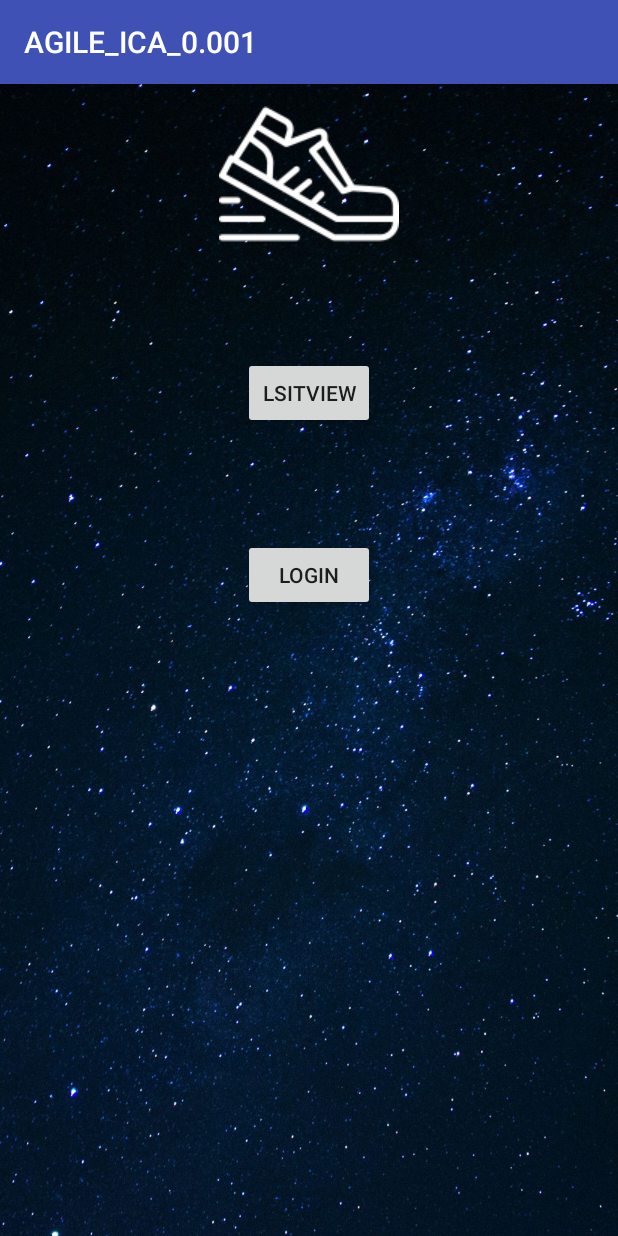
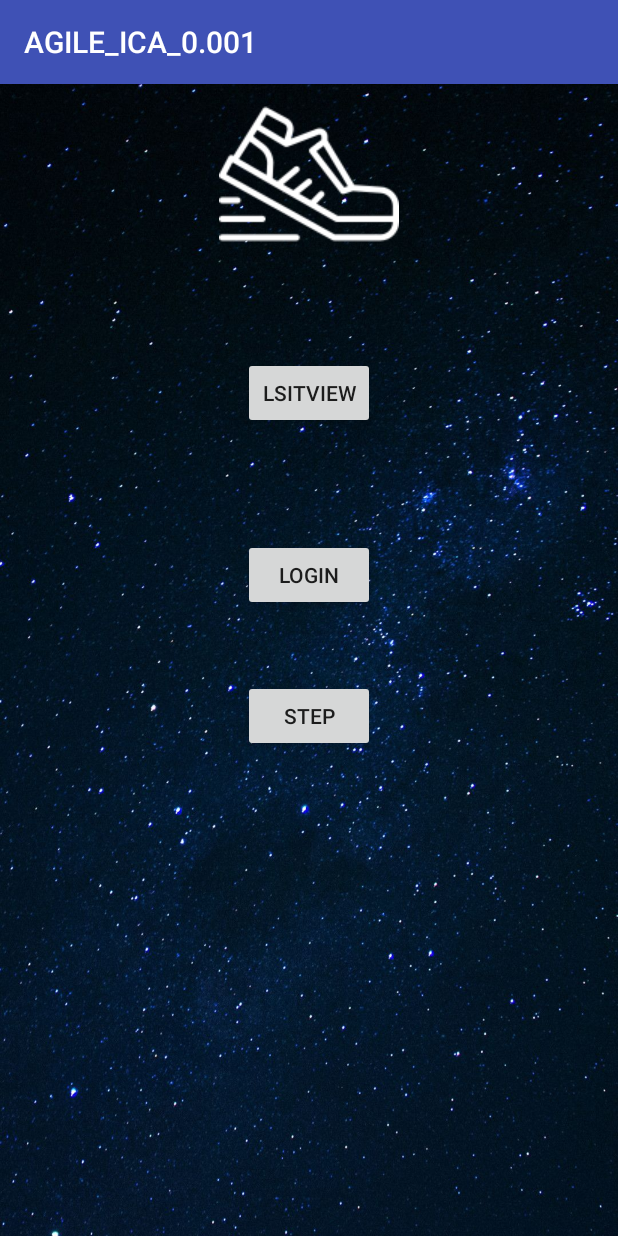
Before and after one commit to Thulaksan/InspireFitnessApp, an Android app: the screen it shows after launch (MainActivity), on a phone screen of 412 x 824 dp. Run offline under Robolectric (Android 15) with nearby library versions, the phone set to English and light mode, and no system bars.

Commit message:
Basic Step-Tracker Working

```diff
--- a/app/src/main/AndroidManifest.xml
+++ b/app/src/main/AndroidManifest.xml
@@ -31,7 +31,9 @@
         </activity>
         <activity android:name=".EventListActivity" />
         <activity android:name=".CreateEventActivity" />
-        <activity android:name=".NutritionPlanner"></activity>
+        <activity android:name=".NutritionPlanner"/>
+        <activity android:name=".StepInterface">
+        </activity>
     </application>
 
 </manifest>
--- a/app/src/main/java/uk/ac/tees/t7191599/agile_ica_0001/MainActivity.java
+++ b/app/src/main/java/uk/ac/tees/t7191599/agile_ica_0001/MainActivity.java
@@ -37,5 +37,11 @@ public class MainActivity extends AppCompatActivity {
 
     //Aaron
 
+    public void gotosteptracker(View view){
+        Intent intent = new Intent(this, StepInterface.class);
+        startActivity(intent);
+    }
+
+
     //Jason
 }
--- a/app/src/main/java/uk/ac/tees/t7191599/agile_ica_0001/StepInterface.java
+++ b/app/src/main/java/uk/ac/tees/t7191599/agile_ica_0001/StepInterface.java
@@ -32,14 +32,12 @@ public class StepInterface extends AppCompatActivity implements SensorEventListe
     @Override
     protected void onCreate(Bundle savedInstanceState) {
         super.onCreate(savedInstanceState);
-        setContentView(R.layout.activity_main);
+        setContentView(R.layout.stepinterface);
 
         tv_steps = (TextView)findViewById(R.id.tv_steps);
 
-        sensorManager = (SensorManager) getSystemService(MainActivity.SENSOR_SERVICE);
-
+        sensorManager = (SensorManager) getSystemService(StepInterface.SENSOR_SERVICE);
     }
-
 
     @Override
     public void onResume( ) {
--- a/app/src/main/res/layout/activity_main.xml
+++ b/app/src/main/res/layout/activity_main.xml
@@ -40,5 +40,15 @@
         android:layout_centerHorizontal="true"
         app:srcCompat="@drawable/logo" />
 
+    <Button
+        android:id="@+id/stepTracker"
+        android:layout_width="wrap_content"
+        android:layout_height="wrap_content"
+        android:layout_alignStart="@+id/button"
+        android:layout_below="@+id/button"
+        android:layout_marginTop="46dp"
+        android:onClick="gotosteptracker"
+        android:text="Step" />
+
 
 </RelativeLayout>
```
Also changed, not shown: app/src/main/res/layout/stepinterface.xml (+4 -3 lines).
